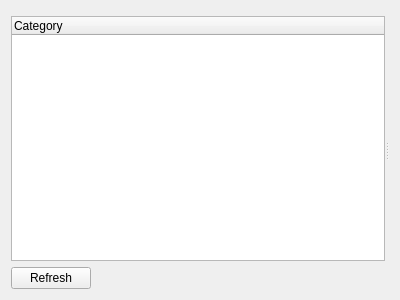
networkoptix/nx_open, file client/nx_client_desktop/src/ui/widgets/properties/camera_advanced_params_widget.ui: the form before one commit.
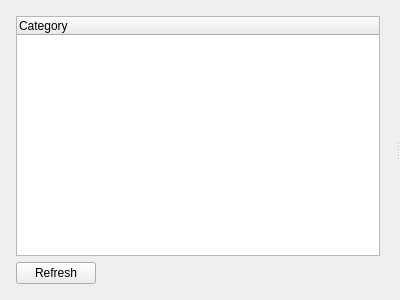
The form after the commit. Custom widgets are drawn as their Qt base class.

Commit message:
# New style for camera advanced settings
<==== Mercurial data ====>
Branch: vms_3.1.2_bitrate_control

Patch:
```diff
--- a/client/nx_client_desktop/src/ui/widgets/properties/camera_advanced_params_widget.ui
+++ b/client/nx_client_desktop/src/ui/widgets/properties/camera_advanced_params_widget.ui
@@ -11,15 +11,39 @@
    </rect>
   </property>
   <layout class="QHBoxLayout" name="horizontalLayout_2">
+   <property name="leftMargin">
+    <number>0</number>
+   </property>
+   <property name="topMargin">
+    <number>0</number>
+   </property>
+   <property name="rightMargin">
+    <number>0</number>
+   </property>
+   <property name="bottomMargin">
+    <number>0</number>
+   </property>
    <item>
     <widget class="QSplitter" name="splitter">
+     <property name="lineWidth">
+      <number>0</number>
+     </property>
      <property name="orientation">
       <enum>Qt::Horizontal</enum>
      </property>
-     <widget class="QWidget" name="layoutWidget">
+     <widget class="QnPanel" name="leftPanel" native="true">
       <layout class="QVBoxLayout" name="verticalLayout">
+       <property name="leftMargin">
+        <number>16</number>
+       </property>
        <property name="topMargin">
-        <number>5</number>
+        <number>16</number>
+       </property>
+       <property name="rightMargin">
+        <number>16</number>
+       </property>
+       <property name="bottomMargin">
+        <number>16</number>
        </property>
        <item>
         <widget class="QTreeWidget" name="groupsWidget">
@@ -74,6 +98,12 @@
    <header location="global">ui/widgets/common/progress_widget.h</header>
    <container>1</container>
   </customwidget>
+  <customwidget>
+   <class>QnPanel</class>
+   <extends>QWidget</extends>
+   <header location="global">ui/widgets/common/panel.h</header>
+   <container>1</container>
+  </customwidget>
  </customwidgets>
  <resources/>
  <connections/>
```
The commit also changes 2 other files.
